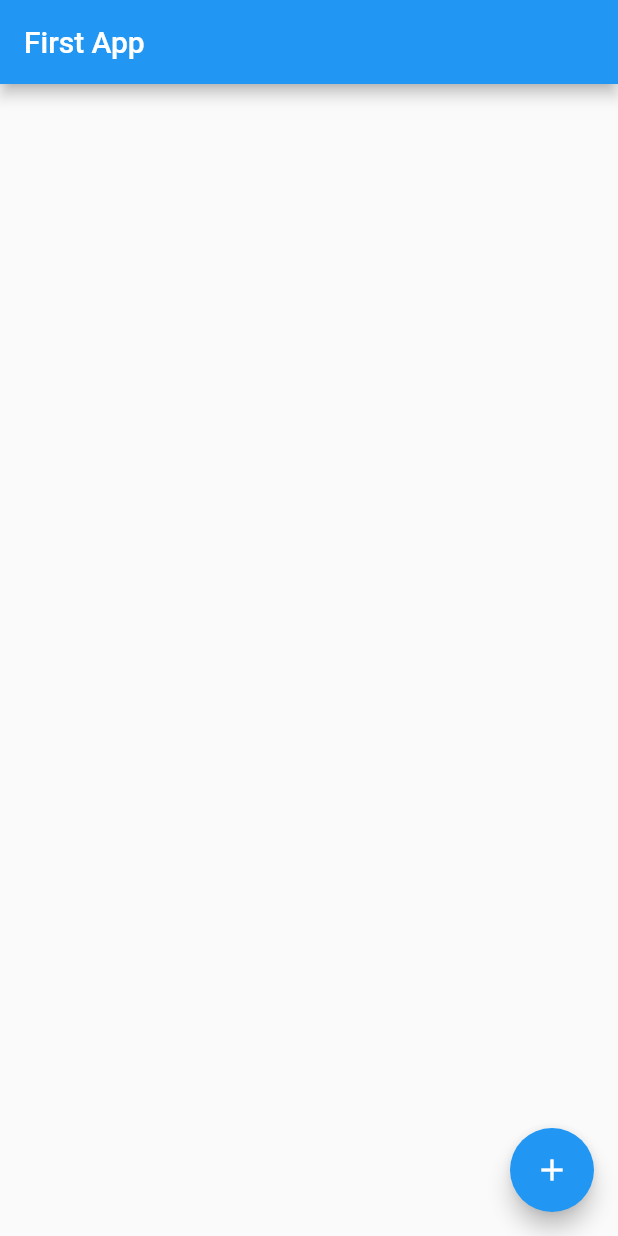
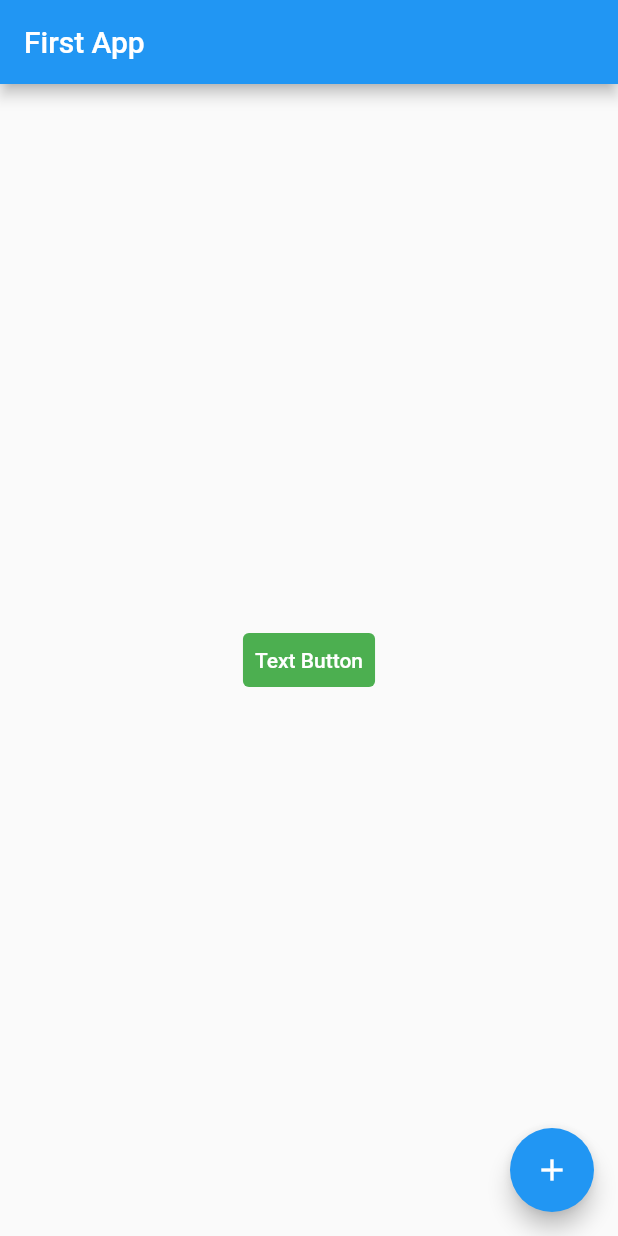
Before and after one commit to VinuBalagopalAP/youtube_first_app, a Flutter app: the screen it shows after launch, on a phone screen of 412 x 824 dp. Run offline on Flutter 3.47's test engine with Material 2 defaults, Android fonts, the phone set to English and light mode, and no system bars.

Commit message:
Text Button

```diff
--- a/lib/main.dart
+++ b/lib/main.dart
@@ -12,6 +12,20 @@ class MyApp extends StatelessWidget {
         appBar: AppBar(
           title: Text("First App"),
         ),
+        body: Center(
+          child: TextButton(
+            onPressed: () {
+              print("Text Button is working");
+            },
+            child: Text(
+              "Text Button",
+              style: TextStyle(color: Colors.white),
+            ),
+            style: TextButton.styleFrom(
+              backgroundColor: Colors.green,
+            ),
+          ),
+        ),
         floatingActionButton: FloatingActionButton(
           onPressed: () {
             print("Floating Action Button is Working");
```
